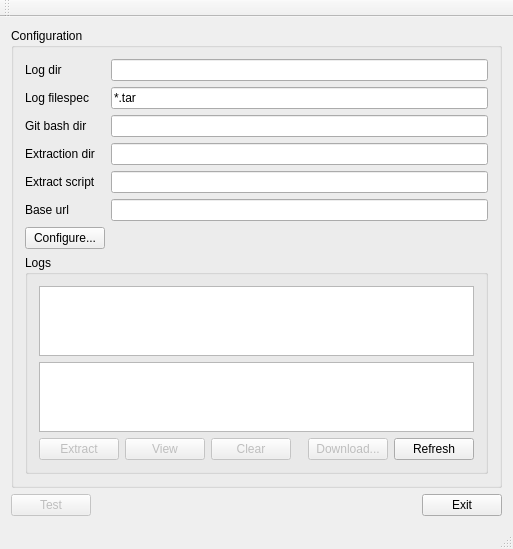
Qt form archive-manager/mainwindow.ui (hgroover/uni-gui-tools) before a commit.
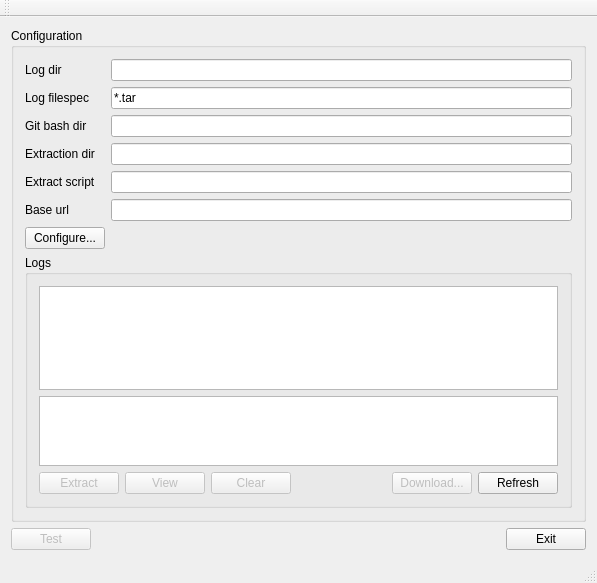
The same form after that commit.

Diff of the .ui file:
```diff
--- a/archive-manager/mainwindow.ui
+++ b/archive-manager/mainwindow.ui
@@ -6,8 +6,8 @@
    <rect>
     <x>0</x>
     <y>0</y>
-    <width>513</width>
-    <height>549</height>
+    <width>597</width>
+    <height>583</height>
    </rect>
   </property>
   <property name="windowTitle">
@@ -136,7 +136,7 @@
          <property name="title">
           <string>Logs</string>
          </property>
-         <layout class="QVBoxLayout" name="verticalLayout_3" stretch="4,0,0">
+         <layout class="QVBoxLayout" name="verticalLayout_3" stretch="5,2,0">
           <item>
            <widget class="QListWidget" name="lstLogs"/>
           </item>
```
Left out of the diff: 2 changed lines with no effect on the pictures.
